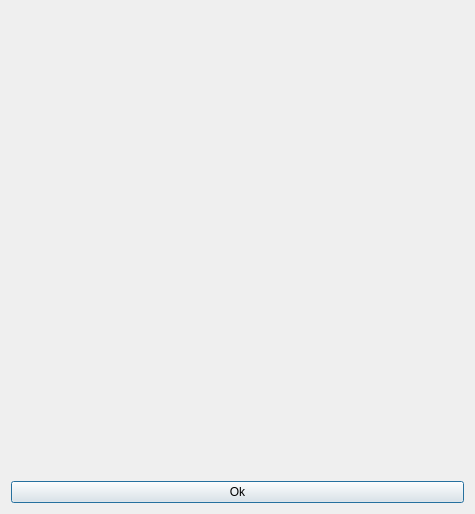
Before: the Qt Designer form dialogabout.ui in GiPiLab/ProtonClassicSuite, drawn with Qt 5.
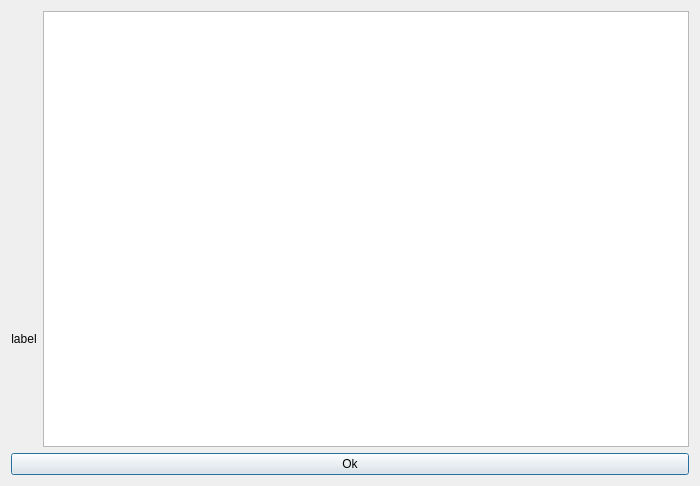
After: the same form once the commit is applied. Icons and pictures are not drawn.

```diff
--- a/dialogabout.ui
+++ b/dialogabout.ui
@@ -9,8 +9,8 @@
    <rect>
     <x>0</x>
     <y>0</y>
-    <width>475</width>
-    <height>514</height>
+    <width>700</width>
+    <height>486</height>
    </rect>
   </property>
   <property name="windowTitle">
@@ -19,6 +19,8 @@
   <property name="modal">
    <bool>true</bool>
   </property>
+  <layout class="QGridLayout" name="gridLayout">
+   <item row="0" column="0">
   <layout class="QVBoxLayout" name="verticalLayout">
    <item>
     <widget class="QLabel" name="labelImage">
@@ -29,14 +31,14 @@
       <pixmap resource="Images.qrc">:/Pictures/icons/logo.png</pixmap>
      </property>
      <property name="alignment">
-      <set>Qt::AlignCenter</set>
+        <set>Qt::AlignHCenter|Qt::AlignTop</set>
      </property>
     </widget>
    </item>
    <item>
     <widget class="QLabel" name="label">
      <property name="text">
-      <string/>
+        <string>label</string>
      </property>
      <property name="textFormat">
       <enum>Qt::RichText</enum>
@@ -49,7 +51,19 @@
      </property>
     </widget>
    </item>
-   <item>
+    </layout>
+   </item>
+   <item row="0" column="1">
+    <widget class="QPlainTextEdit" name="plainTextEdit">
+     <property name="undoRedoEnabled">
+      <bool>false</bool>
+     </property>
+     <property name="readOnly">
+      <bool>true</bool>
+     </property>
+    </widget>
+   </item>
+   <item row="1" column="0" colspan="2">
     <widget class="QPushButton" name="pushButton">
      <property name="text">
       <string>Ok</string>
```
Lines whose indentation alone changed are shown as unchanged.
